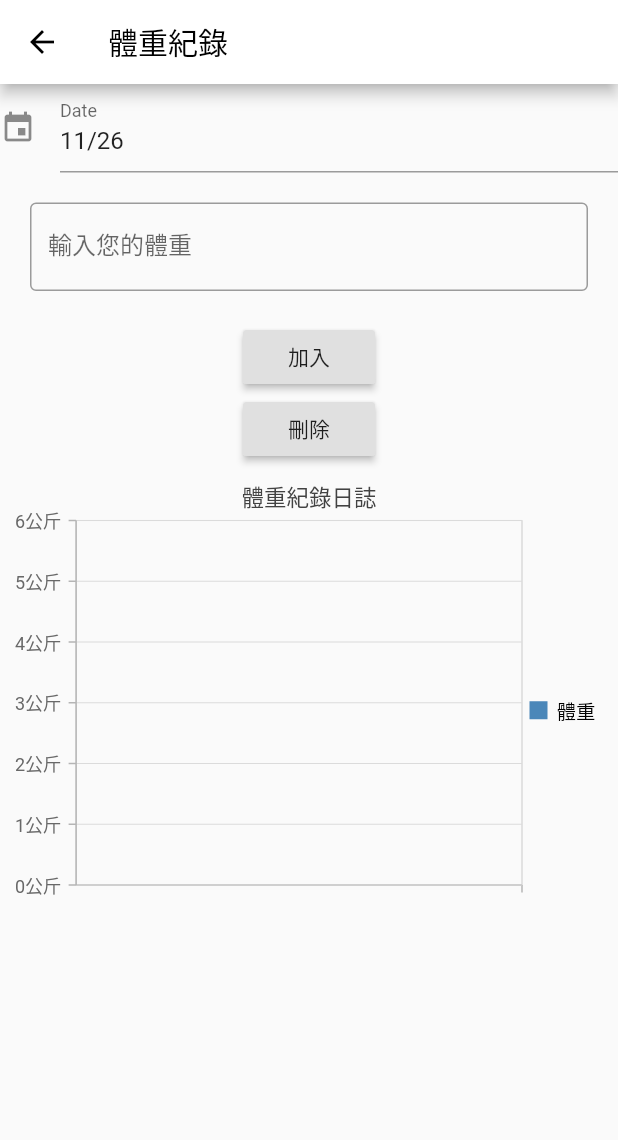
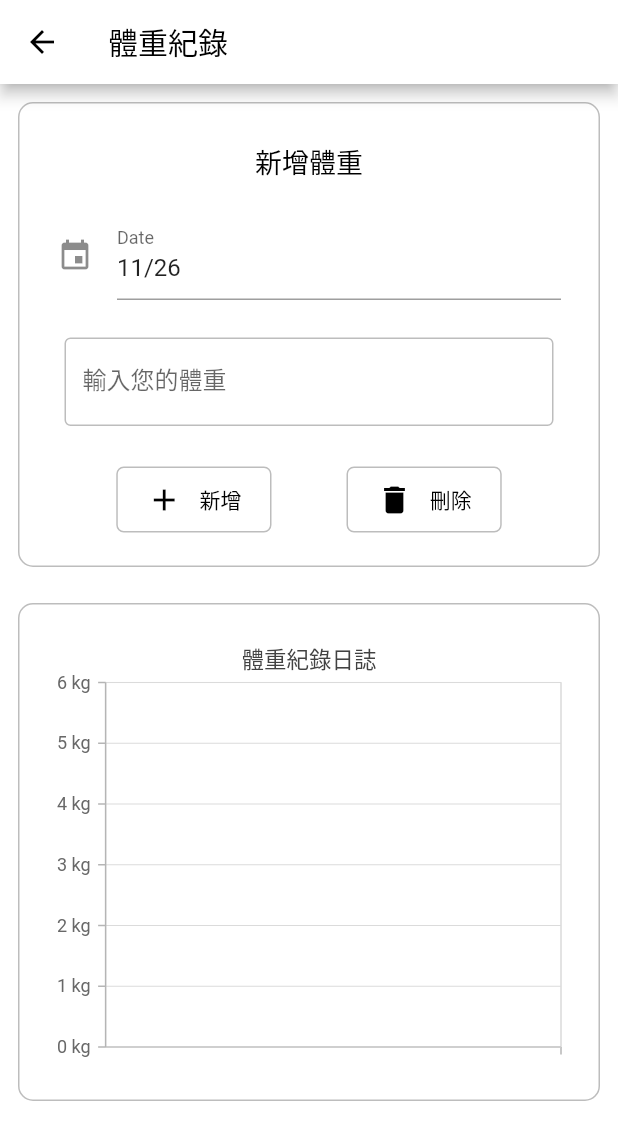
Before and after one commit to Clark1945/flutter_health_diary, a Flutter app: the weight screen opened directly, on a phone screen of 412 x 824 dp. Shown: the top 1140 px of the screen. Run offline on Flutter 3.47's test engine with Material 2 defaults, Android fonts, the light colour scheme and no system bars; drawn by our look-alikes of date_time_picker; our stand-ins replace google_fonts, hive, hive_flutter, jiffy, pedometer, syncfusion_flutter_charts; missing offline and left inert: direct_select; accounts and stored records are empty.

Commit message:
體重介面更新

```diff
--- a/health1/lib/main.dart
+++ b/health1/lib/main.dart
@@ -17,9 +17,9 @@ void main() async {
   await Hive.openBox<String>("alldata");
   runApp(MaterialApp(
     home: preface(),
-
   ));
 }
+
 TextEditingController name = TextEditingController();
 TextEditingController sex = TextEditingController();
 TextEditingController age = TextEditingController();
@@ -37,10 +37,10 @@ class preface extends StatefulWidget {
 class _prefaceState extends State<preface> {
   @override
   Widget build(BuildContext context) {
-   // final counter = Provider.of<weight>(context); //應用底層
+    // final counter = Provider.of<weight>(context); //應用底層
     return MaterialApp(
       home: Scaffold(
-        appBar: new AppBar(
+        appBar: AppBar(
           backgroundColor: Colors.white,
           foregroundColor: Colors.black,
           title: Text("請先填入以下資料"),
@@ -48,17 +48,28 @@ class _prefaceState extends State<preface> {
             IconButton(
               icon: const Icon(Icons.send),
               onPressed: () {
-                BMI = (double.parse(weighs.text))/((double.parse(height.text)/100)*(double.parse(height.text)/100));
-                if (BMI > 24){Status = "過重";}else if (BMI < 18.5){Status = "過輕";}else{Status = "正常";}
-                if (age.text == "" || name.text == "" || sex.text == "" || height.text == "" || weighs.text == ""){
-                  print("未輸入完全");
-                  Navigator.push(
-                      context,
-                      MaterialPageRoute(builder: (context) => Msgbox()));
-                }
-                else {
-                  Navigator.push(
-                      context,
+                if (age.text == "" ||
+                    name.text == "" ||
+                    sex.text == "" ||
+                    height.text == "" ||
+                    weighs.text == "") {
+                  Navigator.push(context,
+                      MaterialPageRoute(builder: (context) => MyApp()));
+                  // print("未輸入完全");
+                  // Navigator.push(context,
+                  //     MaterialPageRoute(builder: (context) => Msgbox()));
+                } else {
+                  BMI = (double.parse(weighs.text)) /
+                      ((double.parse(height.text) / 100) *
+                          (double.parse(height.text) / 100));
+                  if (BMI > 24) {
+                    Status = "過重";
+                  } else if (BMI < 18.5) {
+                    Status = "過輕";
+                  } else {
+                    Status = "正常";
+                  }
+                  Navigator.push(context,
                       MaterialPageRoute(builder: (context) => MyApp()));
                 }
               },
@@ -120,9 +131,10 @@ class _prefaceState extends State<preface> {
     );
   }
 }
-@HiveType(typeId : 1)
+
+@HiveType(typeId: 1)
 class Person {
-  Person(this.years,this.kgwieghts);
+  Person(this.years, this.kgwieghts);
   @HiveField(0)
   late String years;
   @HiveField(1)
@@ -145,7 +157,6 @@ class Msgbox extends StatelessWidget {
     );
   }
 }
-
 
 class MyApp extends StatelessWidget {
   const MyApp({Key? key}) : super(key: key);
@@ -192,13 +203,11 @@ class MyApp extends StatelessWidget {
               ),
               ListTile(
                 title: Text('BMI：${BMI.toStringAsFixed(2)}'),
-                onTap: () {
-                },
+                onTap: () {},
               ),
               ListTile(
                 title: Text('狀態顯示：${Status}'),
-                onTap: () {
-                },
+                onTap: () {},
               )
             ],
           ),
--- a/health1/lib/weigh.dart
+++ b/health1/lib/weigh.dart
@@ -1,7 +1,7 @@
 import 'dart:io';
-
 import 'package:flutter/material.dart';
 import "package:flutter/rendering.dart";
+import 'package:health1/sub_karory.dart';
 import 'package:hive/hive.dart';
 import "package:syncfusion_flutter_charts/charts.dart";
 import 'package:date_time_picker/date_time_picker.dart';
@@ -22,7 +22,8 @@ class MyApp extends StatelessWidget {
           GlobalMaterialLocalizations.delegate,
           GlobalCupertinoLocalizations.delegate,
         ],
-      supportedLocales: [  Locale.fromSubtags(languageCode: 'zh'), // generic Chinese 'zh'
+        supportedLocales: [
+          Locale.fromSubtags(languageCode: 'zh'), // generic Chinese 'zh'
           Locale.fromSubtags(
               languageCode: 'zh',
               scriptCode: 'Hans'), // generic simplified Chinese 'zh_Hans'
@@ -44,154 +45,246 @@ class MyApp extends StatelessWidget {
         ]);
   }
 }
+
 class weight extends StatefulWidget {
   //加入Provider
   weight({Key? key}) : super(key: key);
   @override
   weightState createState() => weightState();
 }
-class weightState extends State<weight>{
+
+class weightState extends State<weight> {
   Box<String> weight_box = Hive.box('alldata');
-  final List<String> names = <String>[];  //預先加入的資料集
-  TextEditingController nameController = TextEditingController();//擷取文字用
+  final List<String> names = <String>[]; //預先加入的資料集
+  TextEditingController nameController = TextEditingController(); //擷取文字用
   GlobalKey<FormState> _oFormKey = GlobalKey<FormState>();
   late TextEditingController _controller3;
   late List<Person> _chartData;
   late TooltipBehavior _tooltipBehavior;
+  // late
 
   @override
-  void initState(){
+  void initState() {
     super.initState();
     _controller3 = TextEditingController(text: DateTime.now().toString());
     setState(() {
       _chartData = getChartData();
     });
     _tooltipBehavior = TooltipBehavior(enable: true);
-    _getValue();
+    // _getValue();
+  }
 
-  }
   Future<void> _getValue() async {
     await Future.delayed(const Duration(seconds: 3), () {
-      setState(() {
-      });
+      setState(() {});
     }); //並沒有實際功能
   }
-  void addItemToList(){
+
+  void addItemToList() {
     DateTime realdatetime = DateTime.parse(_controller3.text);
     double realweight = double.parse(nameController.text);
     DateFormat dateFormat = DateFormat("yyyy-MM-dd");
     String select_day = dateFormat.format(realdatetime);
     //weight_box.clear();
-    if (weight_box.keys.contains(select_day)){
+    if (weight_box.keys.contains(select_day)) {
       print("錯誤");
-    }
-    else {
+    } else {
       setState(() {
         names.insert(0, nameController.text);
 //      msgCount.insert(0, 0); //insert在0的位置加入0
-        _chartData.insert(
-            _chartData.length, Person(select_day, realweight.toString())); //圖表更新
+        _chartData.insert(_chartData.length,
+            Person(select_day, realweight.toString())); //圖表更新
       });
-      weight_box.put(select_day,realweight.toString());
+      weight_box.put(select_day, realweight.toString());
     }
   }
-
 
   @override
   Widget build(BuildContext context) {
     return Scaffold(
+        backgroundColor: Colors.white,
         appBar: new AppBar(
           backgroundColor: Colors.white,
           foregroundColor: Colors.black,
           title: Text("體重紀錄"),
         ),
-      body: Column(
+        body: ListView(
+            // padding: EdgeInsets.all(10),
             children: <Widget>[
+              Container(
+                padding: EdgeInsets.all(15),
+                margin: EdgeInsets.all(12),
+                decoration: BoxDecoration(
+                  border: Border.all(
+                    color: Colors.black26,
+                  ),
+                  borderRadius: BorderRadius.circular(10.0),
+                ),
+                child: Column(
+                  // BoxDecoration(border: Border.all(color: black)),
+                  children: <Widget>[
+                    Container(
+                      padding: EdgeInsets.all(10),
+                      child: Text(
+                        '新增體重',
+                        style: TextStyle(fontSize: 18, color: Colors.black),
+                      ),
+                    ),
                     SingleChildScrollView(
+                      padding: EdgeInsets.all(10),
                       child: Form(
                         key: _oFormKey,
                         child: Column(
                           children: <Widget>[
                             DateTimePicker(
-                      type: DateTimePickerType.date,  //顯示格式
-                      dateMask: 'Md',  //需求資料格式
-                      controller: _controller3,  //
+                              type: DateTimePickerType.date, //顯示格式
+                              dateMask: 'Md', //需求資料格式
+                              controller: _controller3, //
                               //initialValue: _initialValue,
                               firstDate: DateTime(2000), //範圍
-                      lastDate: DateTime(2100),   //範圍
+                              lastDate: DateTime(2100), //範圍
                               icon: Icon(Icons.event),
                               dateLabelText: 'Date',
                               //locale: Locale('pt', 'BR'),
                               selectableDayPredicate: (date) {
                                 return true;
                               },
-                    ),],
+                            ),
+                          ],
                         ),
                       ),
                     ),
-            Padding(  //用來設置Padding用的Widget
-              padding: EdgeInsets.all(20),
+                    Padding(
+                      //用來設置Padding用的Widget
+                      padding: EdgeInsets.all(15),
                       child: TextField(
                         controller: nameController,
                         decoration: InputDecoration(
+                          enabledBorder: const OutlineInputBorder(
+                            borderSide: const BorderSide(color: Colors.black26),
+                          ),
                           border: OutlineInputBorder(), //外框線
-                  labelText: '輸入您的體重',  //Label
+                          labelText: '輸入您的體重', //Label
                         ),
                       ),
                     ),
-            RaisedButton(
-              child: Text('加入'),
+                    Row(
+                      mainAxisAlignment: MainAxisAlignment.center,
+                      children: [
+                        Container(
+                          child: ElevatedButton.icon(
+                            icon: Icon(Icons.add),
+                            label: Text(
+                              ' 新增',
+                            ),
                             onPressed: () {
-                addItemToList(); //呼叫方法
+                              addItemToList();
                             },
+                            style: ButtonStyle(
+                              backgroundColor: MaterialStateProperty.all<Color>(
+                                  Colors.white),
+                              foregroundColor:
+                                  MaterialStateProperty.all(Colors.black),
+                              elevation: MaterialStateProperty.all(0),
+                              padding: MaterialStateProperty.all(
+                                  EdgeInsets.fromLTRB(20, 10, 20, 10)),
+                              shape: MaterialStateProperty.all<
+                                  RoundedRectangleBorder>(
+                                RoundedRectangleBorder(
+                                    borderRadius: BorderRadius.circular(5.0),
+                                    side: BorderSide(color: Colors.black26)),
                               ),
-            RaisedButton(
-              child: Text('刪除'),
+                              alignment: Alignment.centerLeft,
+                            ),
+                          ),
+                          padding: EdgeInsets.fromLTRB(25, 10, 25, 5),
+                        ),
+                        Container(
+                          child: ElevatedButton.icon(
+                            icon: Icon(Icons.delete),
+                            label: Text(
+                              ' 刪除',
+                            ),
                             onPressed: () {
-
                               setState(() {
                                 weight_box.clear();
-                  _chartData=[];
+                                _chartData = [];
                               });
-                print(weight_box.keys);//呼叫方法
+                              print(weight_box.keys);
                             },
+                            style: ButtonStyle(
+                              backgroundColor: MaterialStateProperty.all<Color>(
+                                  Colors.white),
+                              foregroundColor:
+                                  MaterialStateProperty.all(Colors.black),
+                              elevation: MaterialStateProperty.all(0),
+                              padding: MaterialStateProperty.all(
+                                  EdgeInsets.fromLTRB(20, 10, 20, 10)),
+                              shape: MaterialStateProperty.all<
+                                  RoundedRectangleBorder>(
+                                RoundedRectangleBorder(
+                                    borderRadius: BorderRadius.circular(5.0),
+                                    side: BorderSide(color: Colors.black26)),
                               ),
-            SfCartesianChart(
-              title: ChartTitle(text: "體重紀錄日誌",
+                              alignment: Alignment.centerLeft,
                             ),
-              legend: Legend(isVisible: true), //顯示下面標籤
+                          ),
+                          padding: EdgeInsets.fromLTRB(25, 10, 25, 5),
+                        ),
+                      ],
+                    ),
+                  ],
+                ),
+              ),
+              Container(
+                padding: EdgeInsets.all(15),
+                margin: EdgeInsets.all(12),
+                decoration: BoxDecoration(
+                  border: Border.all(
+                    color: Colors.black26,
+                  ),
+                  borderRadius: BorderRadius.circular(10.0),
+                ),
+                child: SfCartesianChart(
+                  title: ChartTitle(
+                    text: "體重紀錄日誌",
+                  ),
+                  legend: Legend(isVisible: false), //顯示下面標籤
                   tooltipBehavior: _tooltipBehavior,
                   series: <ChartSeries>[
-                LineSeries<Person,String>(
-                    name: '體重',  //改變標籤名稱
+                    LineSeries<Person, String>(
+                        // name: '體重', //改變標籤名稱
                         dataSource: _chartData,
-                    xValueMapper: (Person sales, _) => sales.years,  //X軸的資料
-                    yValueMapper: (Person sales, _) => double.parse(sales.kgwieghts),  //Y軸的資料
-                    dataLabelSettings: DataLabelSettings(isVisible: false), //取消在圖表上顯示
-                    enableTooltip: true  //final enable tooltip
+                        xValueMapper: (Person sales, _) => sales.years, //X軸的資料
+                        yValueMapper: (Person sales, _) =>
+                            double.parse(sales.kgwieghts), //Y軸的資料
+                        dataLabelSettings:
+                            DataLabelSettings(isVisible: false), //取消在圖表上顯示
+                        enableTooltip: true //final enable tooltip
                         )
                   ],
                   primaryXAxis: CategoryAxis(), //設定X軸為DateTime格式
-              primaryYAxis: NumericAxis(   //設定Y軸為數字格式
-                labelFormat: '{value}公斤',
+                  primaryYAxis: NumericAxis(
+                    //設定Y軸為數字格式
+                    labelFormat: '{value} kg',
                     //numberFormat: NumberFormat.simpleCurrency(decimalDigits: 0) //$設定US為Default
                   ),
                 ),
-          ]
-      )
-    );
+              ),
+            ]));
   }
-  List<Person> getChartData(){
+
+  List<Person> getChartData() {
     final List<Person> chartData = [];
     for (var key in weight_box.keys) {
-        chartData.insert(0, Person(key,weight_box.get(key).toString()));
+      chartData.insert(0, Person(key, weight_box.get(key).toString()));
     }
     return chartData;
   }
+}
 
-}
-class weightData{
-  weightData(this.year,this.kgwieght);
+class weightData {
+  weightData(this.year, this.kgwieght);
   final DateTime year;
   final double kgwieght;
 }
```
Lines whose indentation alone changed are shown as unchanged.
